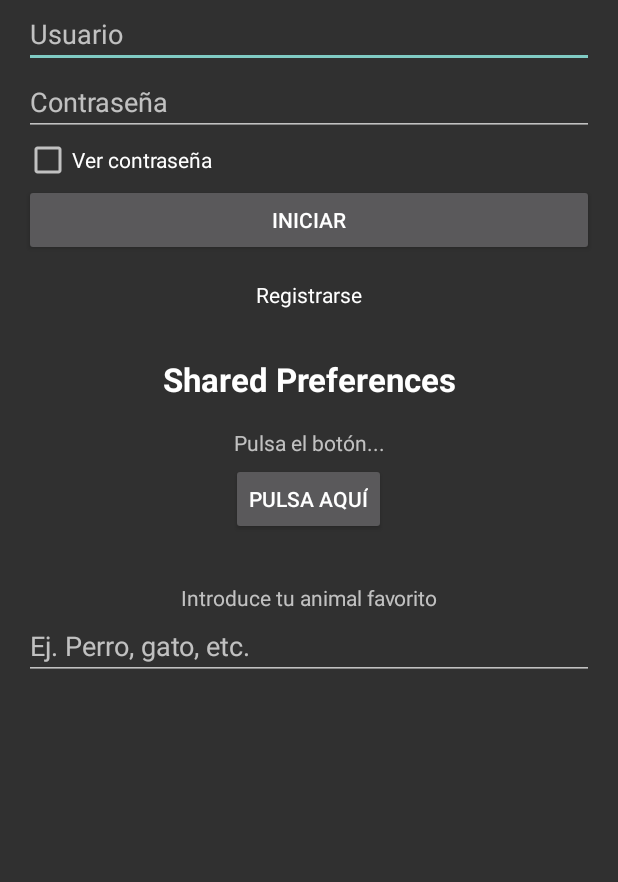
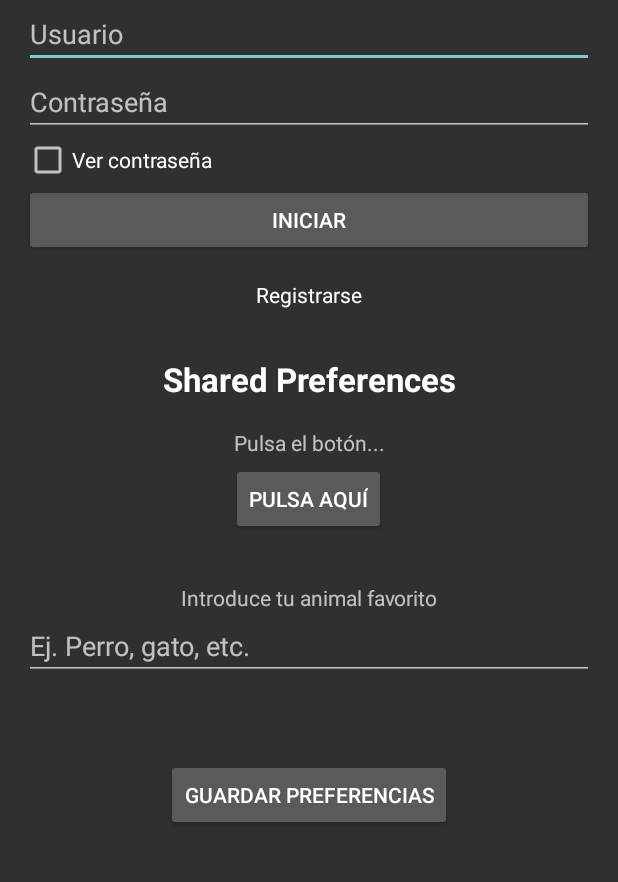
Before and after one commit to tommyprHub/UniversidadesArgentinaApi, an Android app: the screen it shows after launch (LoginActivity), on a phone screen of 412 x 824 dp, the part 216-1098 px from its top. Run offline under Robolectric (Android 15) with nearby library versions, the phone set to English and light mode, and no system bars.

Commit message:
login y shared

```diff
--- a/app/src/main/java/com/tommy/universidadesargentinaapi/LoginActivity.kt
+++ b/app/src/main/java/com/tommy/universidadesargentinaapi/LoginActivity.kt
@@ -4,6 +4,7 @@ import android.content.Intent
 import android.os.Bundle
 import android.text.method.HideReturnsTransformationMethod
 import android.text.method.PasswordTransformationMethod
+import android.widget.Button
 import android.widget.CheckBox
 import android.widget.CompoundButton
 import android.widget.EditText
@@ -11,7 +12,13 @@ import android.widget.TextView
 import androidx.appcompat.app.AppCompatActivity
 
 
+
 class LoginActivity : AppCompatActivity() {
+
+    //numero que será incrementado y guardado como shared preferences
+    var numero = 0;
+    // Declaración de la variable para almacenar el animal escogido
+    var animalEscogido: String = ""
     override fun onCreate(savedInstanceState: Bundle?) {
         setTheme(androidx.appcompat.R.style.Theme_AppCompat)
         super.onCreate(savedInstanceState)
@@ -34,7 +41,7 @@ class LoginActivity : AppCompatActivity() {
             }
         }
 
-        // id del textView
+        // id del textView para abrir el form registro
         val registerTextView = findViewById<TextView>(R.id.registerTextView)
 
         // evento para abrir la pantalla de registro
@@ -44,5 +51,46 @@ class LoginActivity : AppCompatActivity() {
             // inicio
             startActivity(intent)
         }
+
+        //botón para incrementar el número
+        val pressHereButton = findViewById<Button>(R.id.pressHereButton)
+
+        // Evento del botón "Pulsa aquí"
+        pressHereButton.setOnClickListener {
+            incrementarNumero()
+        }
+
+        //botón para guardar preferencias
+        val buttonGuardarPrefs = findViewById<Button>(R.id.buttonGuardarPrefs)
+        buttonGuardarPrefs.setOnClickListener {
+            guardaPrefs()
+        }
+
+        //CARGAR LOS DATOS
+        val pref = applicationContext.getSharedPreferences(
+            "datos",0)
+
+        numero = pref.getInt("contador",numero)
+        animalEscogido = pref.getString("animal", animalEscogido).toString()
+    }
+
+    // Método para incrementar la variable 'numero'
+    private fun incrementarNumero() {
+        numero += 1
+    }
+    //Método para guardar preferencias
+    private fun guardaPrefs(){
+        //shared preferences
+        val pref = applicationContext.getSharedPreferences(
+            "datos",0)
+
+        val editor = pref.edit()
+        val favoriteAnimalEditText = findViewById<EditText>(R.id.favoriteAnimalEditText) //debo coger el texto del animal favorito
+        animalEscogido = favoriteAnimalEditText.text.toString()
+
+        editor.putInt("contador", numero)
+        editor.putString("animal", animalEscogido)
+
+        editor.apply()
     }
 }
--- a/app/src/main/res/layout/activity_login.xml
+++ b/app/src/main/res/layout/activity_login.xml
@@ -72,8 +72,8 @@
         android:id="@+id/pressHereButton"
         android:layout_width="wrap_content"
         android:layout_height="wrap_content"
+        android:layout_gravity="center_horizontal"
         android:layout_marginTop="4dp"
-        android:layout_gravity="center_horizontal"
         android:text="Pulsa aquí" />
 
     <TextView
@@ -96,4 +96,12 @@
         android:layout_height="wrap_content"
         android:layout_marginTop="18dp"
         android:gravity="center_horizontal" />
+
+    <Button
+        android:id="@+id/buttonGuardarPrefs"
+        android:layout_width="wrap_content"
+        android:layout_height="wrap_content"
+        android:layout_gravity="center_horizontal"
+        android:layout_marginTop="15dp"
+        android:text="Guardar preferencias" />
 </LinearLayout>
```
